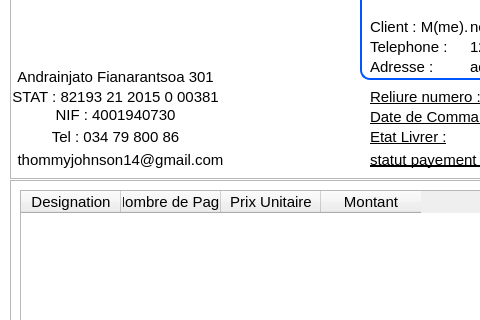
Old version of the form views/states/facture_reliure_dialog.ui in the repository ninohantonio/Store-Management; both pictures show x 0 to 480 and y 0 to 320 of the 738 by 938 pixel window.
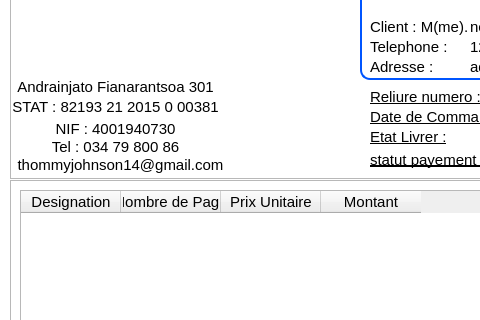
New version of the form. Icons and pictures are not drawn.

Commit message: update reliure facture ui

What changed in the file:
```diff
--- a/views/states/facture_reliure_dialog.ui
+++ b/views/states/facture_reliure_dialog.ui
@@ -437,7 +437,7 @@
       <x>0</x>
       <y>150</y>
       <width>221</width>
-      <height>21</height>
+      <height>31</height>
      </rect>
     </property>
     <property name="font">
@@ -494,8 +494,8 @@
      <rect>
       <x>10</x>
       <y>10</y>
-      <width>121</width>
-      <height>71</height>
+      <width>141</width>
+      <height>81</height>
      </rect>
     </property>
     <property name="font">
@@ -519,7 +519,7 @@
     <property name="geometry">
      <rect>
       <x>0</x>
-      <y>106</y>
+      <y>120</y>
       <width>211</width>
       <height>20</height>
      </rect>
@@ -596,7 +596,7 @@
     <property name="geometry">
      <rect>
       <x>0</x>
-      <y>90</y>
+      <y>100</y>
       <width>211</width>
       <height>16</height>
      </rect>
@@ -617,7 +617,7 @@
     <property name="geometry">
      <rect>
       <x>0</x>
-      <y>70</y>
+      <y>80</y>
       <width>211</width>
       <height>16</height>
      </rect>
@@ -638,7 +638,7 @@
     <property name="geometry">
      <rect>
       <x>0</x>
-      <y>130</y>
+      <y>140</y>
       <width>211</width>
       <height>16</height>
      </rect>
```
The commit also changes 1 other file.
